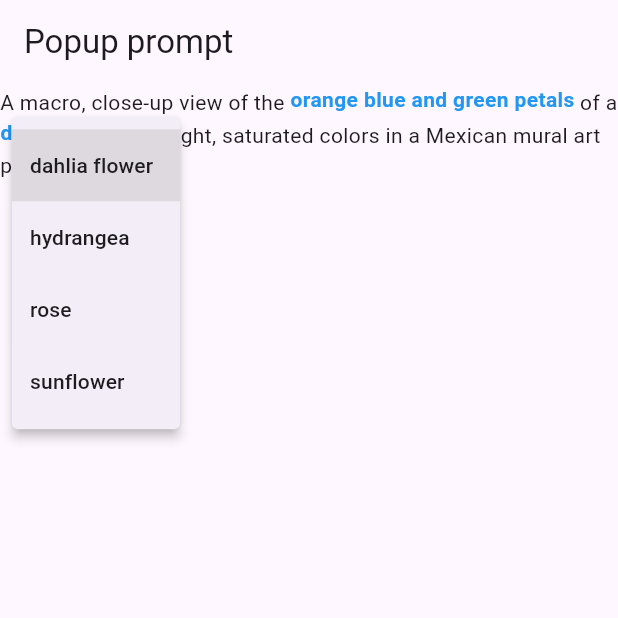
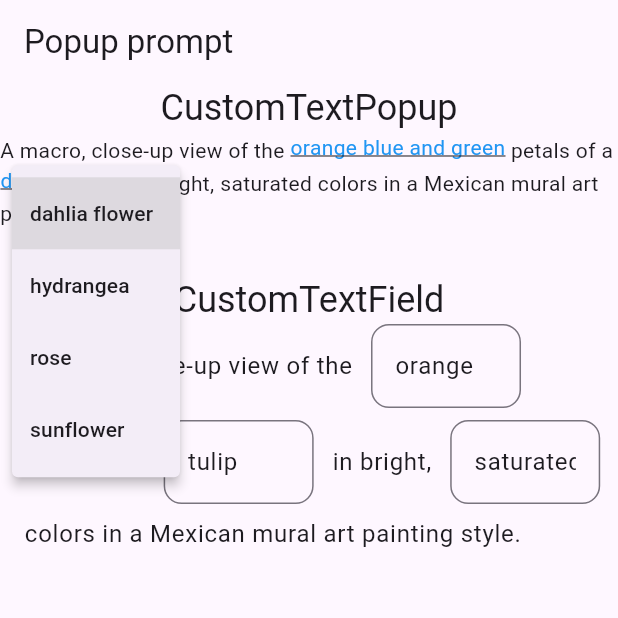
Before and after one commit to anoochit/custom_text_popup, a Flutter app: the screen it shows after launch, after a tap on "dahlia flower", on a phone screen of 412 x 824 dp, the top half of it. Run offline on Flutter 3.47's test engine with Material 3 defaults, Android fonts, the phone set to English and light mode, and no system bars.

Commit message:
update sample for text field and text popup field

```diff
--- a/lib/main.dart
+++ b/lib/main.dart
@@ -13,35 +13,49 @@ class MyApp extends StatefulWidget {
 }
 
 class _MyAppState extends State<MyApp> {
+  String sampleTextPopup =
+      'A macro, close-up view of the [orange blue and green, the pink yellow and purple, the red white and black, the yellow orange and red, the blue purple and white] petals of a [dahlia flower,hydrangea,rose,sunflower] in bright, saturated colors in a Mexican mural art painting style.';
+
   String sampleText =
-      'A macro, close-up view of the [orange blue and green petals, the pink yellow and purple petals, the red white and black petals, the yellow orange and red petals, the blue purple and white petals] of a [dahlia flower,hydrangea,rose,sunflower] in bright, saturated colors in a Mexican mural art painting style.';
-
-  void updateText(String newText) {
-    setState(() {
-      sampleText = newText;
-
-      log(newText);
-    });
-  }
+      'A macro, close-up view of the [orange] petals of a [tulip] in bright, [saturated] colors in a Mexican mural art painting style.';
 
   @override
   Widget build(BuildContext context) {
     return MaterialApp(
       debugShowCheckedModeBanner: false,
-      home: Scaffold(
+      home: GestureDetector(
+        onTap: () => FocusScope.of(context).requestFocus(FocusNode()),
+        child: Scaffold(
           appBar: AppBar(
             title: const Text('Popup prompt'),
           ),
           body: Column(
             children: [
+              Text(
+                'CustomTextPopup',
+                style: Theme.of(context).textTheme.headlineSmall,
+              ),
               CustomTextPopup(
+                text: sampleTextPopup,
+                onChanged: (resultText) {
+                  log(resultText);
+                  // You can use the resultText to update your state or perform any other actions
+                },
+              ),
+              const SizedBox(height: 32.0),
+              Text(
+                'CustomTextField',
+                style: Theme.of(context).textTheme.headlineSmall,
+              ),
+              CustomTextField(
                 text: sampleText,
-              onChanged: (String resultText) {
+                onResult: (resultText) {
                   log(resultText);
                   // You can use the resultText to update your state or perform any other actions
                 },
               )
             ],
+          ),
         ),
       ),
     );
@@ -51,11 +65,13 @@ class _MyAppState extends State<MyApp> {
 class CustomTextPopup extends StatefulWidget {
   final String text;
   final Function(String)? onChanged;
+  final Function(String)? value;
 
   const CustomTextPopup({
     super.key,
     required this.text,
     this.onChanged,
+    this.value,
   });
 
   @override
@@ -79,6 +95,9 @@ class _CustomTextPopupState extends State<CustomTextPopup> {
       List<String> options = _getOptions(field);
       _selectedOptions[field] = options.first;
     }
+    String resultText = _generateResultText();
+
+    widget.value?.call(resultText);
   }
 
   List<String> _getOptions(String field) {
@@ -103,6 +122,7 @@ class _CustomTextPopupState extends State<CustomTextPopup> {
           _selectedOptions[field] = newValue;
           String resultText = _generateResultText();
           widget.onChanged?.call(resultText);
+          widget.value?.call(resultText);
         });
       },
       itemBuilder: (BuildContext context) {
@@ -117,7 +137,7 @@ class _CustomTextPopupState extends State<CustomTextPopup> {
         _selectedOptions[field]!,
         style: const TextStyle(
           color: Colors.blue,
-          fontWeight: FontWeight.bold,
+          decoration: TextDecoration.underline,
         ),
       ),
     );
@@ -151,76 +171,100 @@ class _CustomTextPopupState extends State<CustomTextPopup> {
   }
 }
 
-class CustomTextEdit extends StatefulWidget {
+class CustomTextField extends StatefulWidget {
   final String text;
-  final Function(String) onTextChanged;
+  final Function(String) onResult;
 
-  const CustomTextEdit(
-      {super.key, required this.text, required this.onTextChanged});
+  const CustomTextField({
+    super.key,
+    required this.text,
+    required this.onResult,
+  });
 
   @override
-  State<CustomTextEdit> createState() => _CustomTextEditState();
+  State<CustomTextField> createState() => _CustomTextFieldState();
 }
 
-class _CustomTextEditState extends State<CustomTextEdit> {
-  late List<InlineSpan> textSpans;
+class _CustomTextFieldState extends State<CustomTextField> {
+  final Map<String, TextEditingController> _controllers = {};
+  final RegExp _textFieldPattern = RegExp(r'\[([^\]]*)\]');
 
   @override
   void initState() {
     super.initState();
-    textSpans = _buildTextSpans();
+    _initializeControllers();
   }
 
-  List<InlineSpan> _buildTextSpans() {
-    List<InlineSpan> spans = [];
-    RegExp exp = RegExp(r'\[([^\]]+)\]');
-    int lastMatchEnd = 0;
-
-    for (Match match in exp.allMatches(widget.text)) {
-      if (match.start > lastMatchEnd) {
-        spans.add(
-            TextSpan(text: widget.text.substring(lastMatchEnd, match.start)));
+  void _initializeControllers() {
+    final matches = _textFieldPattern.allMatches(widget.text);
+    for (final match in matches) {
+      final key = match.group(1) ?? '';
+      _controllers[key] = TextEditingController();
     }
-
-      spans.add(
-        WidgetSpan(
-          child: IntrinsicWidth(
-            child: TextField(
-              controller: TextEditingController(text: match.group(1)),
-              decoration: const InputDecoration(
-                isDense: true,
-                contentPadding:
-                    EdgeInsets.symmetric(horizontal: 4, vertical: 8),
-                border: OutlineInputBorder(),
-              ),
-              style: const TextStyle(color: Colors.blue),
-              onChanged: (value) {
-                String newText = widget.text
-                    .replaceRange(match.start, match.end, '[$value]');
-                widget.onTextChanged(newText);
-              },
-            ),
-          ),
-        ),
-      );
-
-      lastMatchEnd = match.end;
-    }
-
-    if (lastMatchEnd < widget.text.length) {
-      spans.add(TextSpan(text: widget.text.substring(lastMatchEnd)));
-    }
-
-    return spans;
   }
 
   @override
   Widget build(BuildContext context) {
-    return RichText(
-      text: TextSpan(
-        style: DefaultTextStyle.of(context).style,
-        children: textSpans,
+    final widgets = <Widget>[];
+    int lastIndex = 0;
+
+    _textFieldPattern.allMatches(widget.text).forEach((match) {
+      if (match.start > lastIndex) {
+        widgets.add(Text(
+          widget.text.substring(lastIndex, match.start),
+          style: Theme.of(context).textTheme.bodyLarge,
+        ));
+      }
+
+      final key = match.group(1) ?? '';
+      widgets.add(SizedBox(
+        width: 100,
+        child: TextField(
+          controller: _controllers[key],
+          decoration: InputDecoration(
+            border: OutlineInputBorder(
+              borderRadius: BorderRadius.circular(12.0),
+            ),
+          ),
+          onChanged: (_) => _updateResult(),
+        ),
+      ));
+
+      _controllers[key]!.text = key;
+
+      lastIndex = match.end;
+    });
+
+    if (lastIndex < widget.text.length) {
+      widgets.add(
+        Text(
+          widget.text.substring(lastIndex),
+          style: Theme.of(context).textTheme.bodyLarge,
         ),
       );
     }
+
+    return Wrap(
+      crossAxisAlignment: WrapCrossAlignment.center,
+      spacing: 8,
+      runSpacing: 8,
+      children: widgets,
+    );
   }
+
+  void _updateResult() {
+    String result = widget.text;
+    for (final entry in _controllers.entries) {
+      result = result.replaceAll('[${entry.key}]', entry.value.text);
+    }
+    widget.onResult(result);
+  }
+
+  @override
+  void dispose() {
+    for (final controller in _controllers.values) {
+      controller.dispose();
+    }
+    super.dispose();
+  }
+}
```
Also changed, not shown: pubspec.lock. Lines whose indentation alone changed are shown as unchanged.
